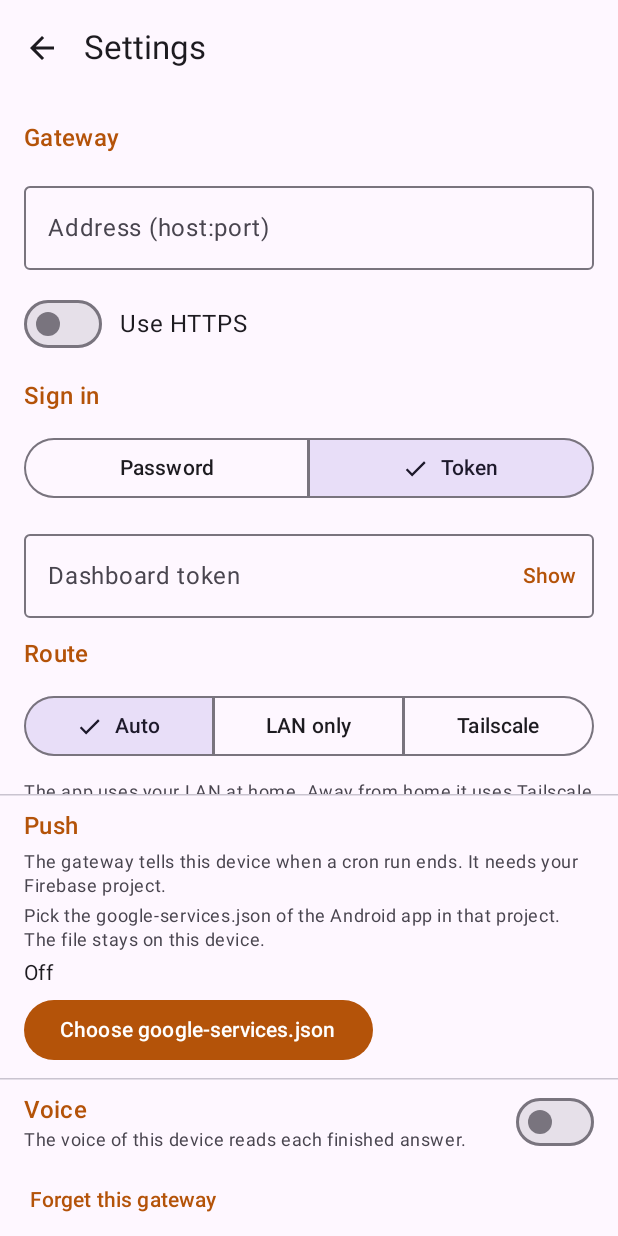
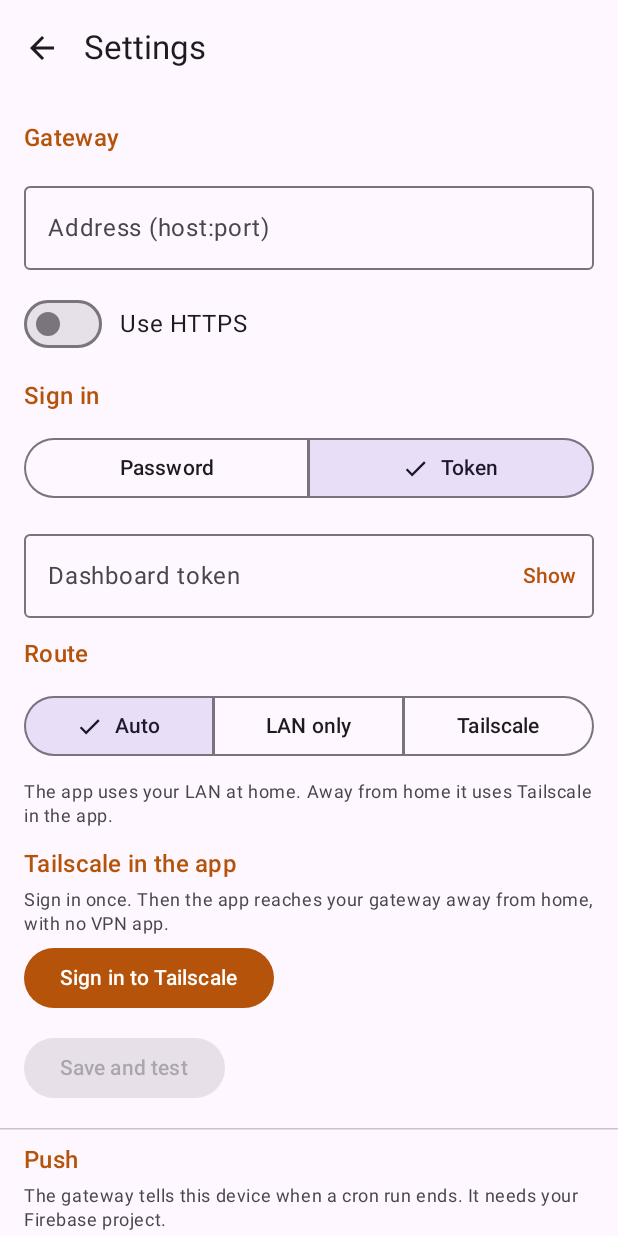
Before and after one commit to robbe1912/hermes-android-lite, an Android app built with Jetpack Compose: the composable SettingsScreen shown on its own in the app's theme, after a tap on "Token", on a phone screen of 412 x 824 dp. Run offline under Robolectric (Android 15) with nearby library versions, the phone set to English and light mode, and no system bars.

Commit message:
feat(release): CI, signed releases, notices
- CI scans the history for secrets, tests the tunnel and the relay, and builds the app.
- A tag makes CI build a signed APK and publish it under Releases.
- The NOTICE ships in the app. Settings shows it.
- The Tailscale library now starts on Android. It uses the androidbin feature, and it builds without the log upload.
- Settings is one scroll column. The tunnel start error shows its reason.

```diff
--- a/app/src/main/java/com/robbe1912/hermeslite/ui/Common.kt
+++ b/app/src/main/java/com/robbe1912/hermeslite/ui/Common.kt
@@ -1,5 +1,6 @@
 package com.robbe1912.hermeslite.ui
 
+import android.content.Context
 import android.content.Intent
 import android.net.Uri
 import android.util.Log
@@ -206,3 +207,8 @@ internal fun RootBar(selected: RootTab, onSelect: (RootTab) -> Unit) {
         }
     }
 }
+
+/** The version name of the app, for example "0.1.0". An empty string when Android does not tell. */
+internal fun appVersion(context: Context): String = runCatching {
+    context.packageManager.getPackageInfo(context.packageName, 0).versionName.orEmpty()
+}.getOrDefault("")
--- /dev/null
+++ b/app/src/main/java/com/robbe1912/hermeslite/ui/Notices.kt
@@ -0,0 +1,69 @@
+package com.robbe1912.hermeslite.ui
+
+import androidx.compose.foundation.layout.Row
+import androidx.compose.foundation.layout.Spacer
+import androidx.compose.foundation.layout.fillMaxWidth
+import androidx.compose.foundation.layout.heightIn
+import androidx.compose.foundation.layout.padding
+import androidx.compose.foundation.rememberScrollState
+import androidx.compose.foundation.text.selection.SelectionContainer
+import androidx.compose.foundation.verticalScroll
+import androidx.compose.material3.AlertDialog
+import androidx.compose.material3.MaterialTheme
+import androidx.compose.material3.Text
+import androidx.compose.material3.TextButton
+import androidx.compose.runtime.Composable
+import androidx.compose.runtime.getValue
+import androidx.compose.runtime.mutableStateOf
+import androidx.compose.runtime.produceState
+import androidx.compose.runtime.remember
+import androidx.compose.runtime.setValue
+import androidx.compose.ui.Alignment
+import androidx.compose.ui.Modifier
+import androidx.compose.ui.platform.LocalContext
+import androidx.compose.ui.unit.dp
+
+/** The version of the app, and the button for the notices of the open-source parts. */
+@Composable
+internal fun AboutRow() {
+    val context = LocalContext.current
+    val version = remember { appVersion(context) }
+    Row(Modifier.fillMaxWidth().padding(horizontal = 8.dp), verticalAlignment = Alignment.CenterVertically) {
+        NoticesButton()
+        Spacer(Modifier.weight(1f))
+        Text(
+            "Hermes Lite $version",
+            Modifier.padding(end = 8.dp),
+            style = MaterialTheme.typography.labelMedium,
+            color = MaterialTheme.colorScheme.onSurfaceVariant,
+        )
+    }
+}
+
+/** Shows the NOTICE file of the repository. The Gradle build puts it into the app. */
+@Composable
+private fun NoticesButton() {
+    var open by remember { mutableStateOf(false) }
+    val context = LocalContext.current
+    val text by produceState("The notices did not load.") {
+        value = runCatching { context.assets.open("NOTICE").bufferedReader().use { it.readText() } }
+            .getOrElse { "The notices did not load: ${it.message}" }
+    }
+    TextButton(onClick = { open = true }) { Text("Open source notices") }
+    if (open) {
+        AlertDialog(
+            onDismissRequest = { open = false },
+            confirmButton = { TextButton(onClick = { open = false }) { Text("Close") } },
+            title = { Text("Notices") },
+            text = {
+                SelectionContainer {
+                    Text(
+                        text,
+                        Modifier.heightIn(max = 420.dp).verticalScroll(rememberScrollState()),
+                        style = MaterialTheme.typography.bodySmall,
+                    )
+                }
+            },
+        )
+    }
+}
--- a/app/src/main/java/com/robbe1912/hermeslite/ui/SetupScreen.kt
+++ b/app/src/main/java/com/robbe1912/hermeslite/ui/SetupScreen.kt
@@ -48,7 +48,7 @@ import kotlinx.coroutines.launch
  * that call works.
  */
 @Composable
-internal fun SetupScreen(modifier: Modifier, onSaved: () -> Unit, onError: (String) -> Unit) {
+internal fun SetupScreen(modifier: Modifier, scroll: Boolean = true, onSaved: () -> Unit, onError: (String) -> Unit) {
     val app = App.instance
     val scope = rememberCoroutineScope()
     val saved = app.settings.server.value ?: ServerConfig()
@@ -82,7 +82,7 @@ internal fun SetupScreen(modifier: Modifier, onSaved: () -> Unit, onError: (Stri
     }
 
     Column(
-        modifier = modifier.verticalScroll(rememberScrollState()).padding(16.dp),
+        modifier = (if (scroll) modifier.verticalScroll(rememberScrollState()) else modifier).padding(16.dp),
         verticalArrangement = Arrangement.spacedBy(12.dp),
     ) {
         Heading("Gateway")
@@ -125,8 +125,8 @@ internal fun SettingsScreen(snackbar: SnackbarHostState, onDone: () -> Unit, onE
     val app = App.instance
     var confirm by remember { mutableStateOf(false) }
     ScreenScaffold(title = "Settings", snackbar = snackbar, onBack = onDone) { padding ->
-        Column(Modifier.padding(padding)) {
-            SetupScreen(Modifier.weight(1f), onSaved = onDone, onError = onError)
+        Column(Modifier.padding(padding).verticalScroll(rememberScrollState())) {
+            SetupScreen(Modifier.fillMaxWidth(), scroll = false, onSaved = onDone, onError = onError)
             HorizontalDivider()
             PushCard(onError)
             HorizontalDivider()
@@ -147,6 +147,7 @@ internal fun SettingsScreen(snackbar: SnackbarHostState, onDone: () -> Unit, onE
                     Text("Forget this gateway")
                 }
             }
+            AboutRow()
         }
     }
 }
```
Also changed, not shown: app/build.gradle.kts (+51 -1 lines), app/src/main/java/com/robbe1912/hermeslite/push/PushController.kt (+2 -6 lines), app/src/main/java/com/robbe1912/hermeslite/tunnel/TunnelController.kt (+7 -3 lines), 5 other files.
